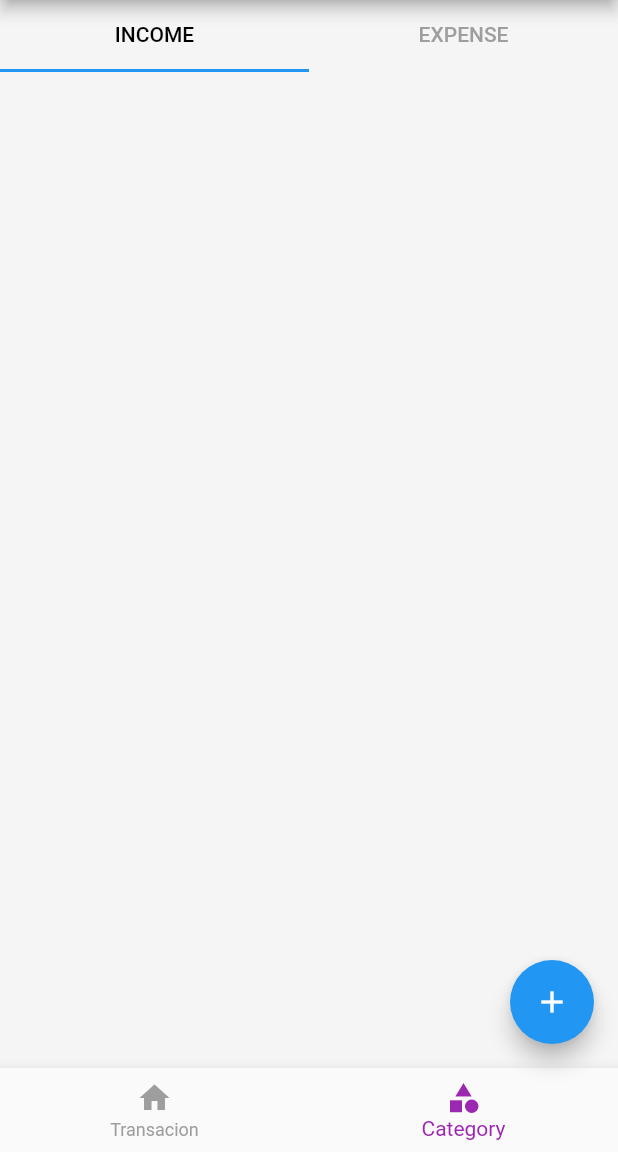
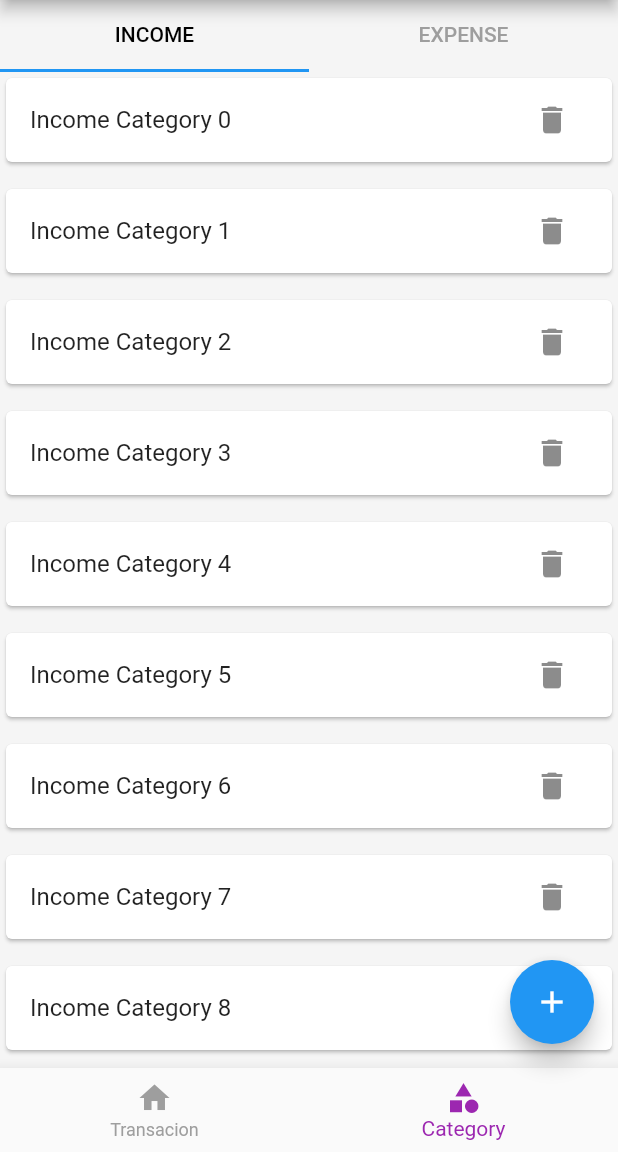
Before and after one commit to mirza-d3x/Money_manger_App, a Flutter app: the screen it shows after launch, item 2 of the bottom bar chosen, on a phone screen of 412 x 824 dp, the part 84-1236 px from its top. Run offline on Flutter 3.47's test engine with Material 2 defaults, Android fonts, the phone set to English and light mode, and no system bars.

Commit message:
Category page UI completed. Income and expense page list view is working successfully.

```diff
--- /dev/null
+++ b/lib/screens/category/income_category_list.dart
@@ -0,0 +1,27 @@
+import 'package:flutter/material.dart';
+
+class IncomeCategoryList extends StatelessWidget {
+  const IncomeCategoryList({Key? key}) : super(key: key);
+
+  @override
+  Widget build(BuildContext context) {
+    return ListView.separated(
+        itemBuilder: (ctx, index) {
+          return Card(
+            child: ListTile(
+              title: Text('Income Category $index'),
+              trailing: IconButton(
+                onPressed: () {},
+                icon: Icon(Icons.delete),
+              ),
+            ),
+          );
+        },
+        separatorBuilder: (ctx, index) {
+          return const SizedBox(
+            height: 10,
+          );
+        },
+        itemCount: 100);
+  }
+}
--- a/lib/screens/category/screen_category.dart
+++ b/lib/screens/category/screen_category.dart
@@ -1,4 +1,6 @@
 import 'package:flutter/material.dart';
+import 'package:money_manager/screens/category/expense_category_list.dart';
+import 'package:money_manager/screens/category/income_category_list.dart';
 
 class ScreenCategory extends StatefulWidget {
   const ScreenCategory({Key? key}) : super(key: key);
@@ -21,7 +23,8 @@ class _ScreenCategoryState extends State<ScreenCategory>
   Widget build(BuildContext context) {
     return Column(
       children: [
-        TabBar(controller: _tabController,
+        TabBar(
+          controller: _tabController,
           labelColor: Colors.black,
           unselectedLabelColor: Colors.grey,
           tabs: [
@@ -31,7 +34,14 @@ class _ScreenCategoryState extends State<ScreenCategory>
             Tab(
               text: 'EXPENSE',
             ),
-        ])
+          ],
+        ),
+        Expanded(
+          child: TabBarView(controller: _tabController, children: [
+            IncomeCategoryList(),
+            ExpenseCategoryList(),
+          ]),
+        )
       ],
     );
   }
```
Also changed, not shown: lib/screens/category/expense_category_list.dart (added, +27 -0 lines). Lines whose indentation alone changed are shown as unchanged.
